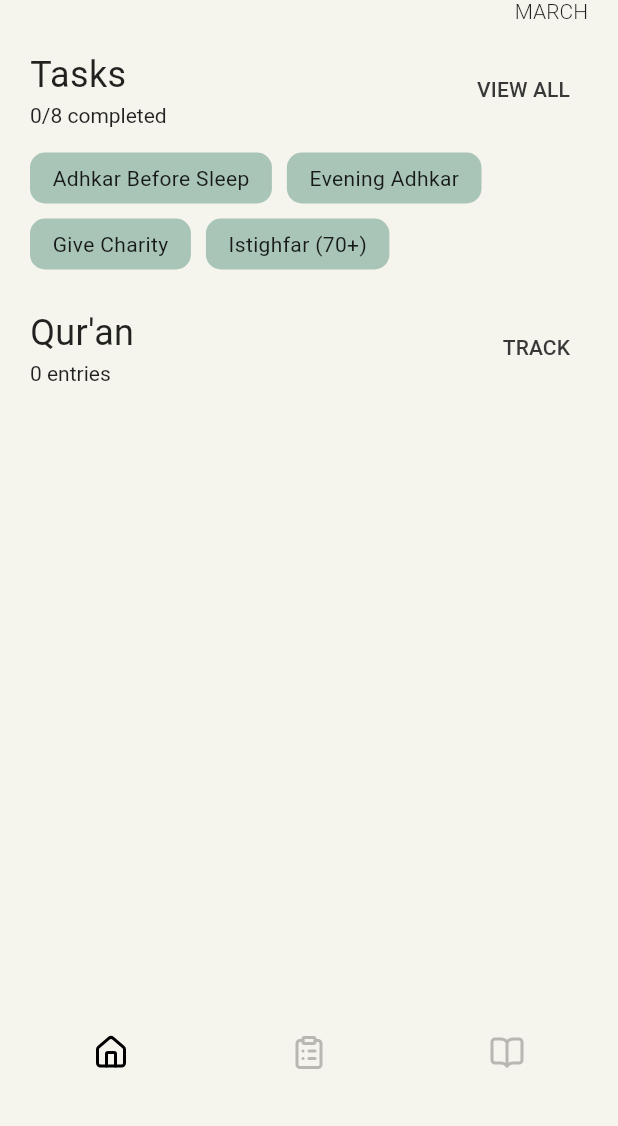
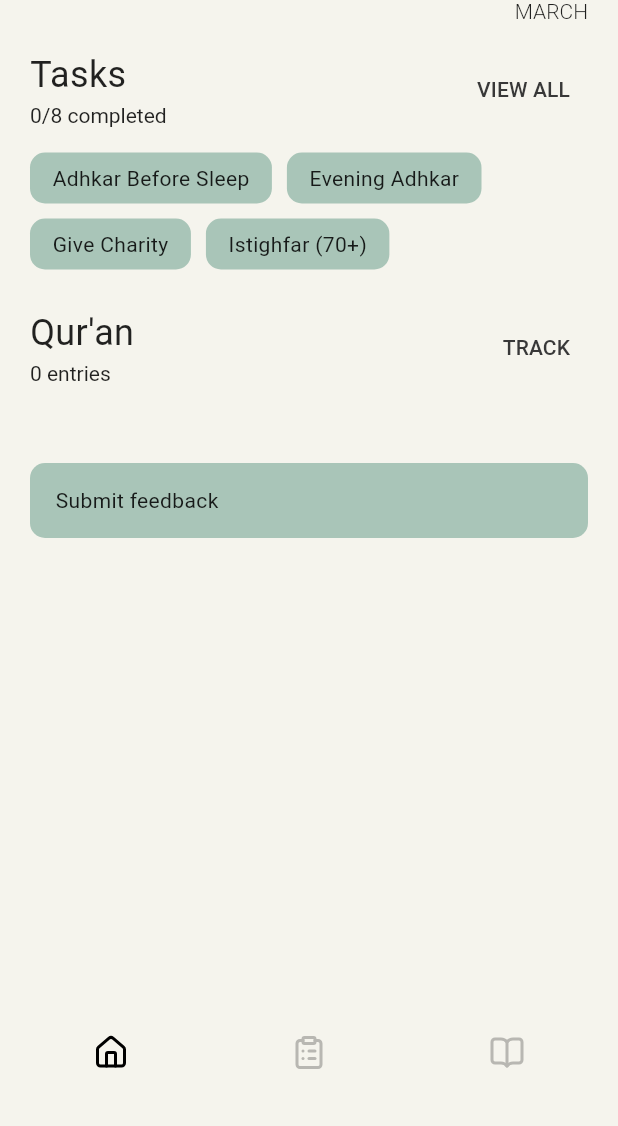
Before and after one commit to hkamran80/ramadan-taskminder, a Flutter app: the screen it shows after launch, on a phone screen of 412 x 824 dp, the part 110-1236 px from its top. Run offline on Flutter 3.47's test engine with Material 2 defaults, Android fonts, the phone set to English and light mode, and no system bars; our stand-ins replace go_router, google_fonts, hijri, hive_flutter, lucide_icons; accounts and stored records are empty; Roboto replaces fonts that are missing (Numans).

Commit message:
Update app

```diff
--- a/lib/constants.dart
+++ b/lib/constants.dart
@@ -1,11 +1,4 @@
-import 'package:flutter/material.dart';
-
 const appName = "Ramadan Taskminder";
 
-const primaryColor = Color(0xFFA9C5B8);
-const primaryDarkColor = Color(0xFF4B5A53);
-const backgroundColor = Color(0xFFF5F4ED);
-const buttonTextColor = Color(0xFF383838);
-
-const activeTabColor = Color(0xFF000000);
-const inactiveTabColor = Color.fromRGBO(0, 0, 0, .25);
+Uri feedbackUrl = Uri.parse(
+    "https://docs.google.com/forms/d/e/1FAIpQLScqajYl3qmnkdb48voPwN88LENp6XPxPh4eYQzgZUhAluqGWg/viewform?usp=sf_link");
--- a/lib/main.dart
+++ b/lib/main.dart
@@ -3,6 +3,7 @@ import 'package:go_router/go_router.dart';
 import 'package:google_fonts/google_fonts.dart';
 import 'package:hive_flutter/hive_flutter.dart';
 import 'package:ramadan_taskminder/constants.dart';
+import 'package:ramadan_taskminder/theme.dart';
 import 'package:ramadan_taskminder/screens/home.dart';
 import 'package:ramadan_taskminder/screens/quran.dart';
 import 'package:ramadan_taskminder/screens/tasks.dart';
@@ -41,11 +42,47 @@ class RamadanTaskminder extends StatelessWidget {
     return MaterialApp.router(
       title: appName,
       theme: ThemeData(
-        primaryColor: primaryColor,
+        primaryColor: getPrimaryColor(context),
         scaffoldBackgroundColor: backgroundColor,
         useMaterial3: true,
         textTheme: GoogleFonts.mPlus1pTextTheme(),
       ),
+      darkTheme: ThemeData(
+        useMaterial3: true,
+        brightness: Brightness.dark,
+        scaffoldBackgroundColor: Colors.black,
+        colorScheme: const ColorScheme.dark(
+          primary: Colors.black,
+          onPrimary: Colors.black,
+          secondary: primaryDarkColor,
+        ),
+        cardTheme: const CardTheme(
+          color: Colors.black87,
+        ),
+        iconTheme: const IconThemeData(
+          color: primaryDarkColor,
+        ),
+        textTheme: GoogleFonts.nunitoSansTextTheme(
+          const TextTheme(
+            subtitle1: TextStyle(
+              color: Colors.white,
+              fontSize: 20.0,
+            ),
+            subtitle2: TextStyle(
+              color: Colors.white70,
+              fontSize: 18.0,
+            ),
+          ),
+        ),
+        textSelectionTheme: const TextSelectionThemeData(
+          cursorColor: primaryDarkColor,
+          selectionColor: primaryDarkColor,
+          selectionHandleColor: primaryDarkColor,
+        ),
+        toggleableActiveColor: primaryDarkColor,
+        primaryColor: Colors.white,
+      ),
+      themeMode: ThemeMode.system,
       debugShowCheckedModeBanner: false,
       routerConfig: _router,
     );
--- a/lib/screens/home.dart
+++ b/lib/screens/home.dart
@@ -5,12 +5,15 @@ import 'package:hijri/hijri_calendar.dart';
 import 'package:hive_flutter/hive_flutter.dart';
 import 'package:intl/intl.dart';
 import 'package:ramadan_taskminder/constants.dart';
+import 'package:ramadan_taskminder/theme.dart';
 import 'package:ramadan_taskminder/tasks.dart';
 import 'package:ramadan_taskminder/widgets/page_footer.dart';
 import 'package:ramadan_taskminder/widgets/page_header.dart';
 import 'package:ramadan_taskminder/widgets/section_header.dart';
 import 'package:ramadan_taskminder/widgets/stacked_card.dart';
 import 'package:ramadan_taskminder/widgets/statistic_card.dart';
+import 'package:ramadan_taskminder/widgets/wide_card.dart';
+import 'package:url_launcher/url_launcher.dart';
 
 class HomeScreen extends StatefulWidget {
   const HomeScreen({super.key});
@@ -48,13 +51,19 @@ class _HomeScreenState extends State<HomeScreen> {
     }
   }
 
+  Future<void> _launchUrl() async {
+    if (!await launchUrl(feedbackUrl)) {
+      throw Exception('Could not launch $feedbackUrl');
+    }
+  }
+
   @override
   Widget build(BuildContext context) {
     Iterable incompleteTasks =
         tasks.toMap().entries.where((task) => task.value == false);
 
     return Material(
-      color: backgroundColor,
+      color: getBackgroundColor(context),
       child: Stack(
         children: [
           CustomScrollView(
@@ -148,6 +157,13 @@ class _HomeScreenState extends State<HomeScreen> {
                           ],
                         ),
                         const SizedBox(
+                          height: 50,
+                        ),
+                        WideCard(
+                          content: "Submit feedback",
+                          onTap: () => _launchUrl(),
+                        ),
+                        const SizedBox(
                           height: 25,
                         ),
                       ],
--- a/lib/screens/tasks.dart
+++ b/lib/screens/tasks.dart
@@ -1,6 +1,6 @@
 import 'package:flutter/material.dart';
 import 'package:hive_flutter/hive_flutter.dart';
-import 'package:ramadan_taskminder/constants.dart';
+import 'package:ramadan_taskminder/theme.dart';
 import 'package:ramadan_taskminder/tasks.dart';
 import 'package:ramadan_taskminder/widgets/page_footer.dart';
 import 'package:ramadan_taskminder/widgets/page_header.dart';
@@ -43,7 +43,7 @@ class _TasksScreenState extends State<TasksScreen> {
   @override
   Widget build(BuildContext context) {
     return Material(
-      color: backgroundColor,
+      color: getBackgroundColor(context),
       child: Stack(
         children: [
           CustomScrollView(
--- /dev/null
+++ b/lib/theme.dart
@@ -0,0 +1,40 @@
+import 'package:flutter/material.dart';
+
+const primaryLightColor = Color(0xFFA9C5B8);
+const primaryDarkColor = Color(0xFF4B5A53);
+
+const backgroundColor = Color(0xFFF5F4ED);
+
+const buttonTextLightColor = Color(0xFF383838);
+const buttonTextDarkColor = Color.fromARGB(255, 206, 206, 206);
+
+const activeTabLightColor = Color(0xFF000000);
+const inactiveTabLightColor = Color.fromRGBO(0, 0, 0, .25);
+
+const activeTabDarkColor = Color(0xFFFFFFFF);
+const inactiveTabDarkColor = Color.fromRGBO(255, 255, 255, .25);
+
+Color getPrimaryColor(BuildContext context) =>
+    Theme.of(context).brightness == Brightness.dark
+        ? primaryDarkColor
+        : primaryLightColor;
+
+Color getBackgroundColor(BuildContext context) =>
+    Theme.of(context).brightness == Brightness.dark
+        ? Colors.black
+        : backgroundColor;
+
+Color getButtonTextColor(BuildContext context) =>
+    Theme.of(context).brightness == Brightness.dark
+        ? buttonTextDarkColor
+        : buttonTextLightColor;
+
+Color getActiveTabColor(BuildContext context) =>
+    Theme.of(context).brightness == Brightness.dark
+        ? activeTabDarkColor
+        : activeTabLightColor;
+
+Color getInactiveTabColor(BuildContext context) =>
+    Theme.of(context).brightness == Brightness.dark
+        ? inactiveTabDarkColor
+        : inactiveTabLightColor;
--- a/lib/widgets/quran_addition_row.dart
+++ b/lib/widgets/quran_addition_row.dart
@@ -2,6 +2,7 @@ import 'package:flutter/material.dart';
 import 'package:flutter/services.dart';
 import 'package:ramadan_taskminder/extensions/text_field.dart';
 import 'package:ramadan_taskminder/quran.dart';
+import 'package:ramadan_taskminder/theme.dart';
 import 'package:ramadan_taskminder/widgets/stacked_card.dart';
 
 class QuranAdditionRow extends StatefulWidget {
@@ -64,7 +65,7 @@ class _QuranAdditionRowState extends State<QuranAdditionRow> {
           ),
         ),
         InkWell(
-          onTap: widget.surahIndex == -1 && ayahsCount == null
+          onTap: widget.surahIndex == -1 && ayahsCount == 0
               ? null
               : () => showModalBottomSheet(
                     context: context,
@@ -87,7 +88,7 @@ class _QuranAdditionRowState extends State<QuranAdditionRow> {
                             const SizedBox(height: 10),
                             TextField(
                               onChanged: (value) {
-                                int? ayah = int.tryParse(value);
+                                int? ayah = int.tryParse(value.replaceAll(RegExp(r"[^0-9]"), ""));
                                 if (ayah != null &&
                                     ayah > 0 &&
                                     ayah <= ayahsCount!) {
@@ -99,6 +100,7 @@ class _QuranAdditionRowState extends State<QuranAdditionRow> {
                               keyboardType: TextInputType.number,
                               decoration: InputDecoration(
                                 labelText: "Ayah",
+                                focusColor: getPrimaryColor(context),
                                 border: OutlineInputBorder(
                                   borderRadius: BorderRadius.circular(15),
                                 ),
--- a/lib/widgets/section_header.dart
+++ b/lib/widgets/section_header.dart
@@ -1,6 +1,6 @@
 import 'package:flutter/material.dart';
 import 'package:google_fonts/google_fonts.dart';
-import 'package:ramadan_taskminder/constants.dart';
+import 'package:ramadan_taskminder/theme.dart';
 
 class SectionHeader extends StatelessWidget {
   const SectionHeader({
@@ -54,8 +54,8 @@ class SectionHeader extends StatelessWidget {
             onPressed: onClick!,
             child: Text(
               buttonText!.toUpperCase(),
-              style: const TextStyle(
-                color: buttonTextColor,
+              style: TextStyle(
+                color: getButtonTextColor(context),
               ),
             ),
           )
--- a/lib/widgets/stacked_card.dart
+++ b/lib/widgets/stacked_card.dart
@@ -1,5 +1,5 @@
 import 'package:flutter/material.dart';
-import 'package:ramadan_taskminder/constants.dart';
+import 'package:ramadan_taskminder/theme.dart';
 
 class StackedCard extends StatelessWidget {
   const StackedCard({
@@ -20,7 +20,7 @@ class StackedCard extends StatelessWidget {
     return Container(
       decoration: BoxDecoration(
         borderRadius: BorderRadius.circular(15),
-        color: primaryColor,
+        color: getPrimaryColor(context),
       ),
       width: fullWidth != null && fullWidth! ? width + 10 : width / 2,
       child: Padding(
--- a/lib/widgets/statistic_card.dart
+++ b/lib/widgets/statistic_card.dart
@@ -1,5 +1,5 @@
 import 'package:flutter/material.dart';
-import 'package:ramadan_taskminder/constants.dart';
+import 'package:ramadan_taskminder/theme.dart';
 
 class Statistic extends StatelessWidget {
   const Statistic({
@@ -14,7 +14,7 @@ class Statistic extends StatelessWidget {
     return Container(
       decoration: BoxDecoration(
         borderRadius: BorderRadius.circular(10),
-        color: primaryColor,
+        color: getPrimaryColor(context),
       ),
       child: Padding(
         padding: const EdgeInsets.fromLTRB(15, 7, 15, 7),
--- a/lib/widgets/tab_bar_item.dart
+++ b/lib/widgets/tab_bar_item.dart
@@ -1,6 +1,6 @@
 import 'package:flutter/material.dart';
 import 'package:go_router/go_router.dart';
-import 'package:ramadan_taskminder/constants.dart';
+import 'package:ramadan_taskminder/theme.dart';
 
 class TabBarItem extends StatelessWidget {
   const TabBarItem({
@@ -19,7 +19,7 @@ class TabBarItem extends StatelessWidget {
     return IconButton(
       onPressed: () => GoRouter.of(context).go(location),
       icon: Icon(icon),
-      color: active ? activeTabColor : inactiveTabColor,
+      color: active ? getActiveTabColor(context) : getInactiveTabColor(context),
     );
   }
 }
--- a/lib/widgets/wide_card.dart
+++ b/lib/widgets/wide_card.dart
@@ -1,5 +1,5 @@
 import 'package:flutter/material.dart';
-import 'package:ramadan_taskminder/constants.dart';
+import 'package:ramadan_taskminder/theme.dart';
 
 class WideCard extends StatelessWidget {
   const WideCard({
@@ -33,7 +33,7 @@ class WideCard extends StatelessWidget {
         child: Ink(
           decoration: BoxDecoration(
             borderRadius: BorderRadius.circular(10),
-            color: primaryColor,
+            color: getPrimaryColor(context),
           ),
           child: SizedBox(
             width: width,
@@ -45,7 +45,7 @@ class WideCard extends StatelessWidget {
       return Container(
         decoration: BoxDecoration(
           borderRadius: BorderRadius.circular(10),
-          color: primaryColor,
+          color: getPrimaryColor(context),
         ),
         width: width,
         child: widgetContent,
```
Also changed, not shown: lib/screens/quran.dart (+4 -20 lines), pubspec.yaml (+59 -50 lines), assets/background.png (added), assets/foreground.png (added), assets/foreground.svg (added), assets/icon.png (added), pubspec.lock, 8 other files.
